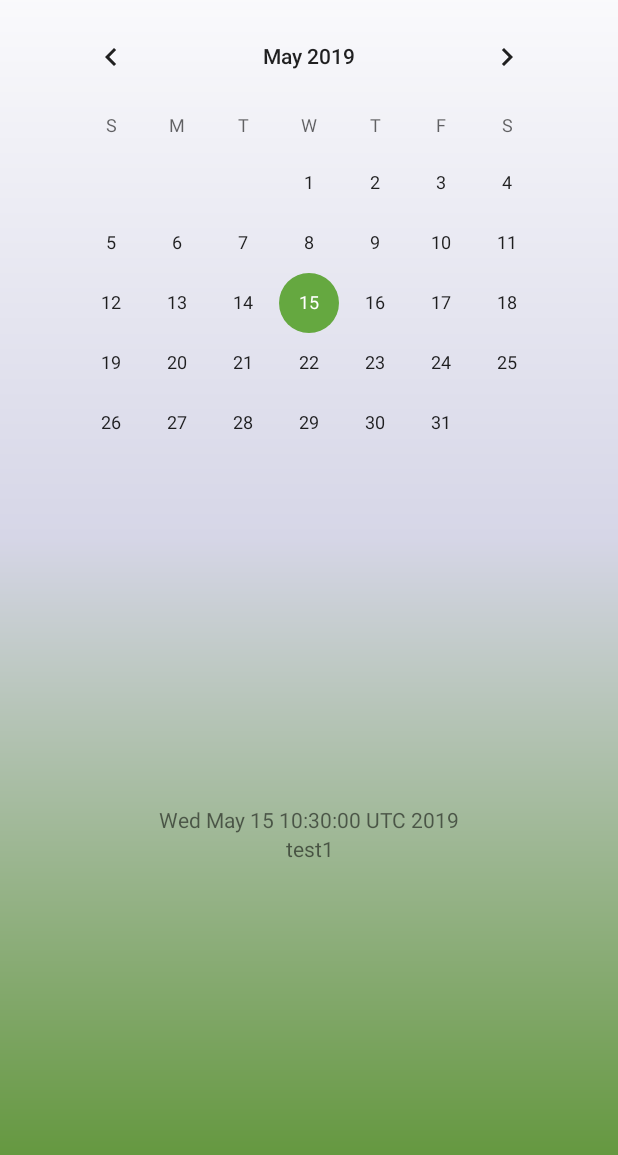
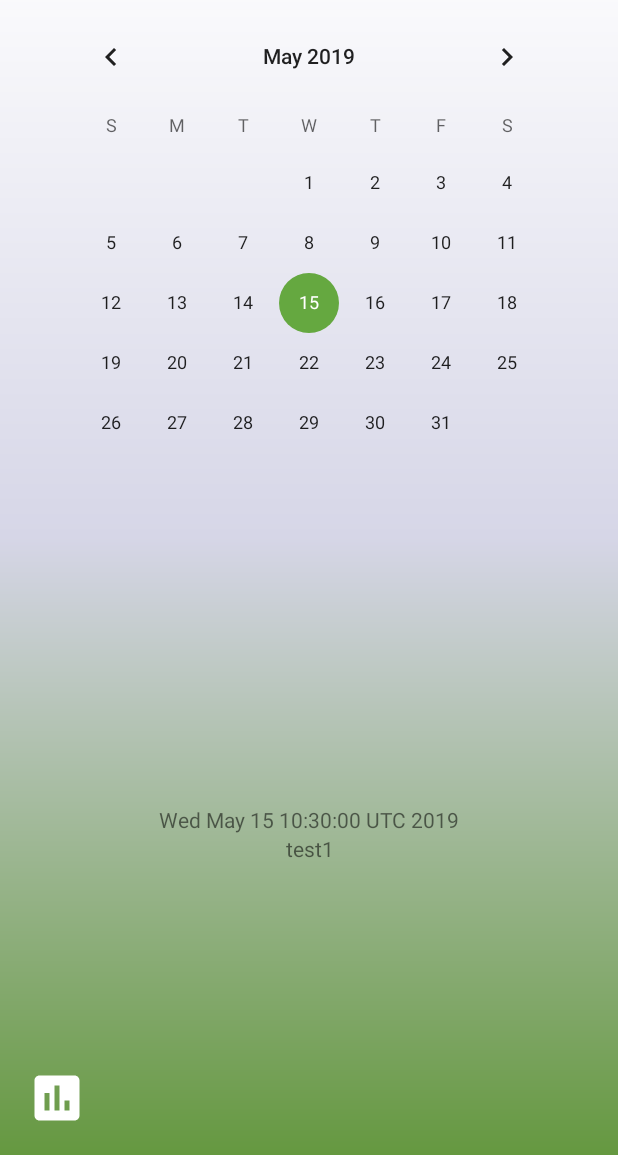
Before and after one commit to ireneyang24/HappyHealthyMe, an Android app: the screen it shows after launch (MainActivity), on a phone screen of 412 x 824 dp, the part 81-1236 px from its top. Run offline under Robolectric (Android 15) with nearby library versions, the phone set to English and light mode, and no system bars.

Commit message:
Added basic graph view
Requires cleaning for date format and sorting of the database data to avoid a library related crash

```diff
--- a/app/build.gradle
+++ b/app/build.gradle
@@ -18,6 +18,10 @@ android {
     }
 }
 
+repositories {
+    maven { url 'https://jitpack.io' }
+}
+
 dependencies {
     implementation fileTree(dir: 'libs', include: ['*.jar'])
     implementation 'com.android.support:appcompat-v7:27.1.1'
@@ -27,4 +31,5 @@ dependencies {
     androidTestImplementation 'com.android.support.test:runner:1.0.2'
     androidTestImplementation 'com.android.support.test.espresso:espresso-core:3.0.2'
     implementation 'com.android.support:recyclerview-v7:27.1.1'
+    implementation 'com.github.PhilJay:MPAndroidChart:v3.1.0-alpha'
 }
--- a/app/src/main/AndroidManifest.xml
+++ b/app/src/main/AndroidManifest.xml
@@ -18,6 +18,7 @@
         </activity>
         <activity android:name=".addActivityActivity" />
         <activity android:name=".updateBiometricsActivity" />
+        <activity android:name=".viewGraphsActivity"/>
     </application>
 
 </manifest>
--- a/app/src/main/java/com/example/happyhealthyme/HomeFragment.java
+++ b/app/src/main/java/com/example/happyhealthyme/HomeFragment.java
@@ -25,6 +25,7 @@ public class HomeFragment extends Fragment {
     private ImageButton addActivityButton;
     private CalendarView calendarView;
     private RecyclerView eventRecyclerView;
+    private Button graphButton;
     private EventAdapter adapter;
     private List<Event> eventList = new ArrayList<>();
 
@@ -54,7 +55,7 @@ public class HomeFragment extends Fragment {
         eventRecyclerView.setAdapter(adapter);
         addTestData(); ////TEST////////
 
-
+        graphButton = view.findViewById(R.id.graphButton);
 
 
         biometricsButton.setOnClickListener(new View.OnClickListener()
@@ -84,6 +85,16 @@ public class HomeFragment extends Fragment {
             }
         });
 
+        graphButton.setOnClickListener(new View.OnClickListener()
+        {
+            @Override
+            public void onClick(View view)
+            {
+                Intent intent = viewGraphsActivity.newIntent(getActivity());
+                startActivity(intent);
+            }
+        });
+
         return view;
     }
 
--- a/app/src/main/java/com/example/happyhealthyme/addActivityActivity.java
+++ b/app/src/main/java/com/example/happyhealthyme/addActivityActivity.java
@@ -116,6 +116,7 @@ public class addActivityActivity extends AppCompatActivity {
                     values.put(HappyHealthyMeDbSchema.ActivitiesTable.Cols.NOTES, newActivityNotes);
                     // Insert the new row
                     db.insert(HappyHealthyMeDbSchema.ActivitiesTable.NAME, null, values);
+                    finish();
                 }
 
             }
--- a/app/src/main/java/com/example/happyhealthyme/updateBiometricsActivity.java
+++ b/app/src/main/java/com/example/happyhealthyme/updateBiometricsActivity.java
@@ -11,6 +11,8 @@ import android.view.View;
 import android.widget.Button;
 import android.widget.DatePicker;
 import android.widget.EditText;
+
+import java.util.Date;
 
 public class updateBiometricsActivity extends AppCompatActivity {
     private static final String EXTRA_YEAR = "com.happyhealthyme.year";
@@ -53,6 +55,8 @@ public class updateBiometricsActivity extends AppCompatActivity {
         if (!(year ==0 && month == 0 && day == 0)) //by default, the date on the picker is set to the current date, so unless we pass all 0's to this function, which means the previous screen didnt change the date, we update the datepicker
             datePicker.updateDate(year, month, day);
 
+        datePicker.setMaxDate(new Date().getTime());
+
         //probably want to add something here that reads the database and fills the biometric fields if data is present for this date
 
         recordBiometricsButton.setOnClickListener(new View.OnClickListener()
@@ -61,6 +65,7 @@ public class updateBiometricsActivity extends AppCompatActivity {
             public void onClick(View view)
             {
                 String dateOfEntry = datePicker.getMonth() + "/" + datePicker.getDayOfMonth() + "/" + datePicker.getYear();
+
                 String weight = weightEditText.getText().toString();
                 String height = heightEditText.getText().toString();
                 String sleep = sleepEditText.getText().toString();
@@ -87,6 +92,7 @@ public class updateBiometricsActivity extends AppCompatActivity {
                     values.put(HappyHealthyMeDbSchema.BiometricsTable.Cols.SLEEP, sleep);
                     // Insert the new row
                     db.insert(HappyHealthyMeDbSchema.BiometricsTable.NAME, null, values);
+                    finish();
                 }
             }
         });
--- /dev/null
+++ b/app/src/main/res/drawable-anydpi/ic_graph.xml
@@ -0,0 +1,10 @@
+<vector xmlns:android="http://schemas.android.com/apk/res/android"
+    android:width="24dp"
+    android:height="24dp"
+    android:viewportWidth="24"
+    android:viewportHeight="24"
+    android:tint="#FFFFFF">
+    <path
+        android:fillColor="#FF000000"
+        android:pathData="M19,3L5,3c-1.1,0 -2,0.9 -2,2v14c0,1.1 0.9,2 2,2h14c1.1,0 2,-0.9 2,-2L21,5c0,-1.1 -0.9,-2 -2,-2zM9,17L7,17v-7h2v7zM13,17h-2L11,7h2v10zM17,17h-2v-4h2v4z"/>
+</vector>
--- a/app/src/main/res/layout/activity_main.xml
+++ b/app/src/main/res/layout/activity_main.xml
@@ -80,4 +80,15 @@
         app:layout_constraintStart_toStartOf="parent"
         app:layout_constraintTop_toBottomOf="@+id/calendarView" />
 
+    <Button
+        android:id="@+id/graphButton"
+        android:background="@drawable/ic_graph"
+        android:layout_width="40dp"
+        android:layout_height="40dp"
+        android:layout_marginStart="18dp"
+        android:layout_marginLeft="18dp"
+        android:layout_marginBottom="18dp"
+        app:layout_constraintBottom_toBottomOf="parent"
+        app:layout_constraintStart_toStartOf="parent" />
+
 </android.support.constraint.ConstraintLayout>
--- a/app/src/main/res/values/colors.xml
+++ b/app/src/main/res/values/colors.xml
@@ -4,4 +4,5 @@
     <color name="colorPrimaryDark">#DDDDDD</color>
     <color name="colorAccent">#65A840</color>
     <color name="noteBox">#BCBCCE</color>
+    <color name="lineGraphWeight">#FF4444</color>
 </resources>
```
Also changed, not shown: app/src/main/java/com/example/happyhealthyme/viewGraphsActivity.java (added, +95 -0 lines), app/src/main/res/layout/activity_view_graphs.xml (added, +26 -0 lines), app/src/main/res/drawable-hdpi/ic_graph.png (added), app/src/main/res/drawable-mdpi/ic_graph.png (added), app/src/main/res/drawable-xhdpi/ic_graph.png (added), app/src/main/res/drawable-xxhdpi/ic_graph.png (added).
